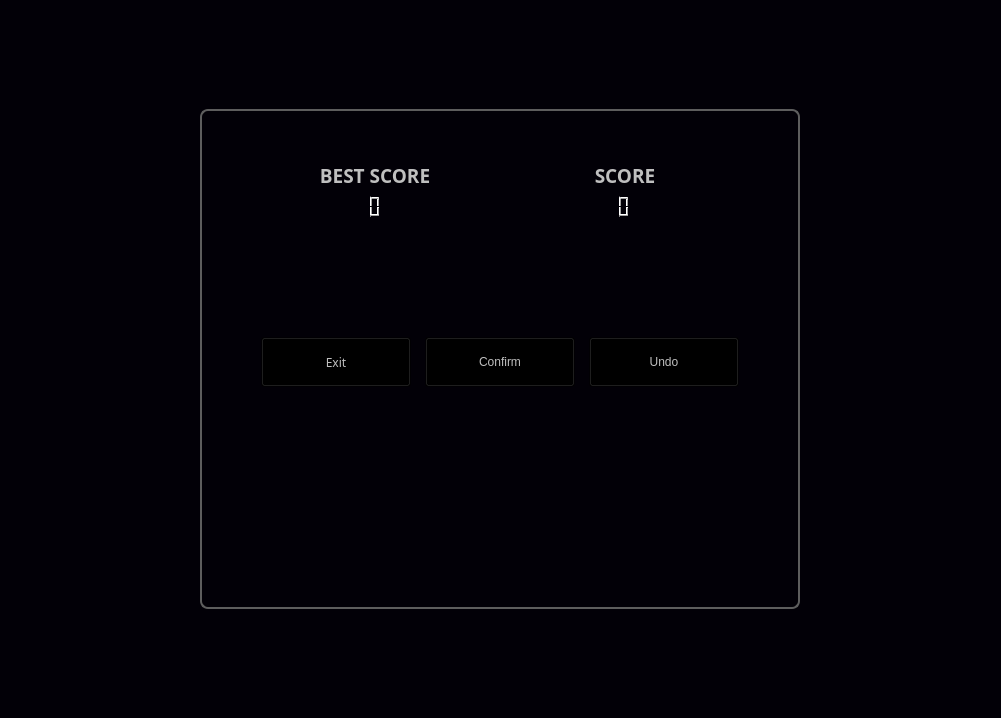
First picture: the form in GameUI/GameUI.ui, repository RalucaSpt/memory-game, before the edit.
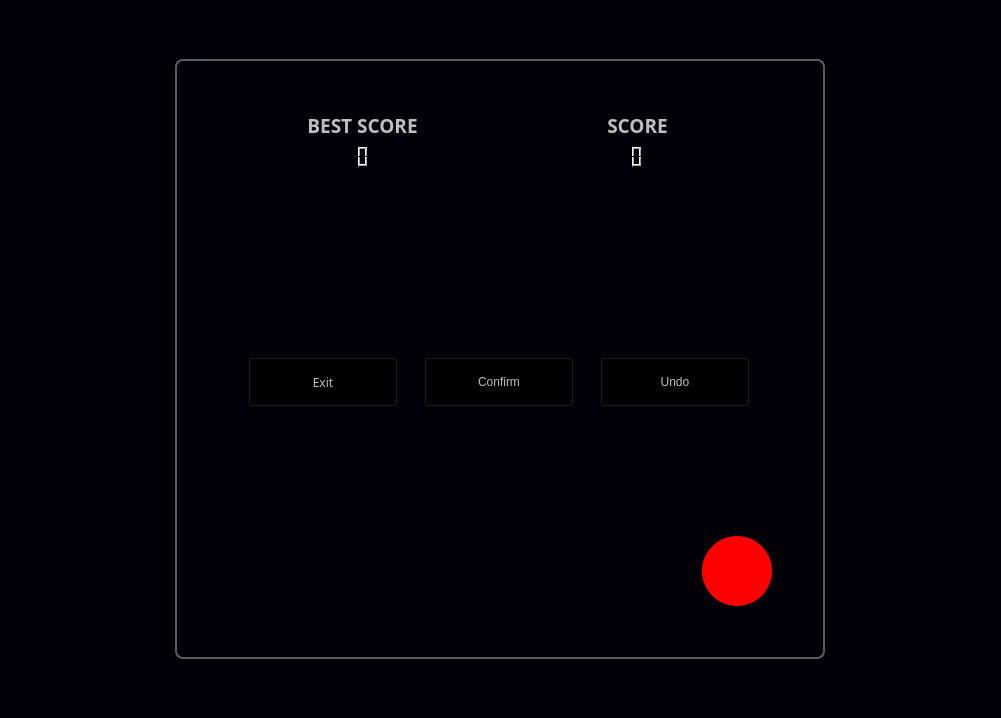
Second picture: the form after the edit. The open tabs and pages were chosen to show the change. Icons and pictures are not drawn. Custom widgets are drawn as their Qt base class.

Commit message: Added indicator for sequence end + color adjustments

What changed in the file:
```diff
--- a/GameUI/GameUI.ui
+++ b/GameUI/GameUI.ui
@@ -42,14 +42,14 @@
       </property>
       <property name="minimumSize">
        <size>
-        <width>400</width>
-        <height>50</height>
+        <width>450</width>
+        <height>100</height>
        </size>
       </property>
       <property name="maximumSize">
        <size>
-        <width>600</width>
-        <height>500</height>
+        <width>650</width>
+        <height>600</height>
        </size>
       </property>
       <property name="font">
@@ -367,6 +367,9 @@
           </item>
           <item>
            <widget class="ColorsFrame" name="colorsFrame">
+            <property name="frameShape">
+             <enum>QFrame::Shape::NoFrame</enum>
+            </property>
             <layout class="QGridLayout" name="gridLayout">
              <property name="rightMargin">
               <number>1</number>
@@ -387,6 +390,9 @@
             <pointsize>16</pointsize>
            </font>
           </property>
+          <property name="frameShape">
+           <enum>QFrame::Shape::NoFrame</enum>
+          </property>
           <property name="lineWidth">
            <number>3</number>
           </property>
@@ -609,6 +615,8 @@
          </widget>
         </item>
         <item>
+         <layout class="QHBoxLayout" name="informationLayout">
+          <item>
          <widget class="QLabel" name="resultLabel">
           <property name="font">
            <font>
@@ -625,6 +633,37 @@
            <set>Qt::AlignmentFlag::AlignCenter</set>
           </property>
          </widget>
+          </item>
+          <item>
+           <widget class="QLabel" name="statusLabel">
+            <property name="sizePolicy">
+             <sizepolicy hsizetype="Fixed" vsizetype="Fixed">
+              <horstretch>0</horstretch>
+              <verstretch>0</verstretch>
+             </sizepolicy>
+            </property>
+            <property name="minimumSize">
+             <size>
+              <width>70</width>
+              <height>70</height>
+             </size>
+            </property>
+            <property name="maximumSize">
+             <size>
+              <width>70</width>
+              <height>70</height>
+             </size>
+            </property>
+            <property name="styleSheet">
+             <string notr="true">background-color: red;
+border-radius: 35px;</string>
+            </property>
+            <property name="text">
+             <string/>
+            </property>
+           </widget>
+          </item>
+         </layout>
         </item>
        </layout>
       </widget>
```
Left out of the diff: 2 changed lines with no effect on the pictures. Lines whose indentation alone changed are shown as unchanged. The commit also changes 5 other files.
